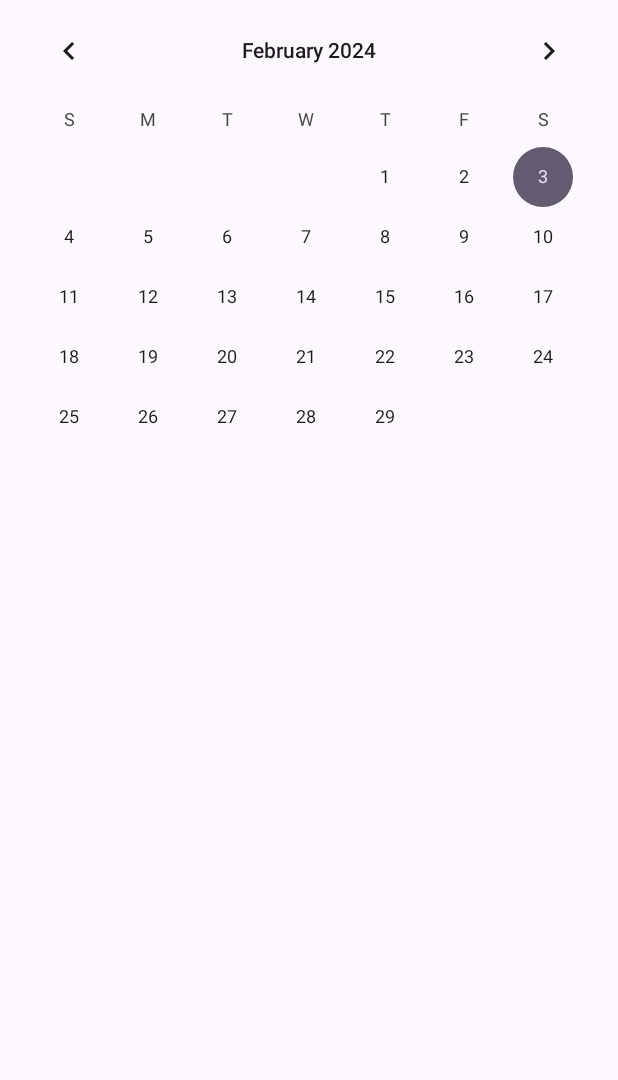
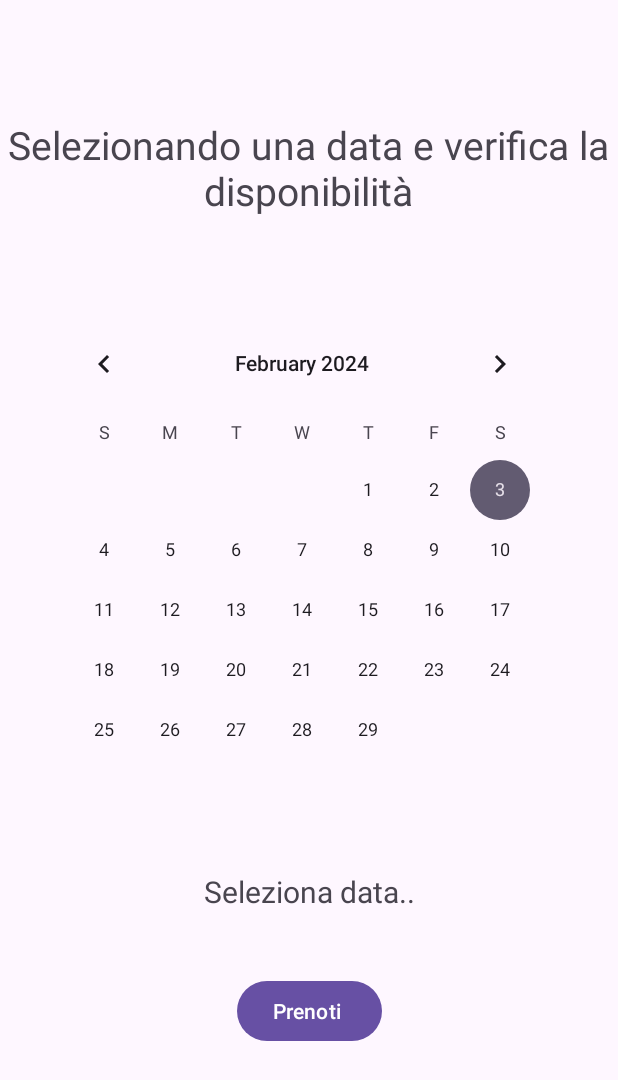
Before and after one commit to francesco-de-marco/HostApp, an Android app: the Main2Activity screen opened directly, with no data from a screen before it, on a phone screen of 412 x 824 dp. Shown: the top 1080 px of the screen. Run offline under Robolectric (Android 15) with nearby library versions, the phone set to English and light mode, and no system bars.

Commit message:
First commit

```diff
--- a/app/src/main/java/com/example/hostapp/LoginActivity.kt
+++ b/app/src/main/java/com/example/hostapp/LoginActivity.kt
@@ -70,7 +70,7 @@ class LoginActivity : AppCompatActivity() {
                         val passwordFromDB = snapshot.child(user).child("password").getValue(String::class.java)
                         if (passwordFromDB == userPassword) {
                             loginUser.error = null
-                            val intent = Intent(this@LoginActivity, MainActivity::class.java)
+                            val intent = Intent(this@LoginActivity, Main2Activity::class.java)
                             startActivity(intent)
                         } else {
                             loginPassword.error = "Credenziali Invalide"
--- a/app/src/main/res/layout/activity_main2.xml
+++ b/app/src/main/res/layout/activity_main2.xml
@@ -1,15 +1,64 @@
 <?xml version="1.0" encoding="utf-8"?>
-<LinearLayout
-    xmlns:android="http://schemas.android.com/apk/res/android"
+<androidx.constraintlayout.widget.ConstraintLayout xmlns:android="http://schemas.android.com/apk/res/android"
+    xmlns:app="http://schemas.android.com/apk/res-auto"
     xmlns:tools="http://schemas.android.com/tools"
-    xmlns:app="http://schemas.android.com/apk/res-auto"
+    android:id="@+id/linearLayout"
     android:layout_width="match_parent"
     android:layout_height="match_parent"
     tools:context=".Main2Activity">
 
+
+    <TextView
+        android:id="@+id/textView"
+        android:layout_width="411dp"
+        android:layout_height="70dp"
+        android:fontFamily="sans-serif"
+        android:gravity="center"
+        android:text="Selezionando una data e verifica la disponibilità"
+        android:textSize="26dp"
+        app:layout_constraintBottom_toBottomOf="parent"
+        app:layout_constraintEnd_toEndOf="parent"
+        app:layout_constraintHorizontal_bias="0.0"
+        app:layout_constraintStart_toStartOf="parent"
+        app:layout_constraintTop_toTopOf="parent"
+        app:layout_constraintVertical_bias="0.102" />
+
     <CalendarView
         android:id="@+id/calendarView"
+        android:layout_width="wrap_content"
+        android:layout_height="wrap_content"
+        app:layout_constraintBottom_toBottomOf="parent"
+        app:layout_constraintEnd_toEndOf="parent"
+        app:layout_constraintHorizontal_bias="0.428"
+        app:layout_constraintStart_toStartOf="parent"
+        app:layout_constraintTop_toTopOf="parent"
+        app:layout_constraintVertical_bias="0.43" />
+
+    <Button
+        android:id="@+id/prenotati"
+        android:layout_width="wrap_content"
+        android:layout_height="wrap_content"
+        android:onClick="openDataPiker"
+        android:text="Prenoti "
+        app:layout_constraintBottom_toBottomOf="parent"
+        app:layout_constraintEnd_toEndOf="parent"
+        app:layout_constraintStart_toStartOf="parent"
+        app:layout_constraintTop_toTopOf="parent"
+        app:layout_constraintVertical_bias="0.838" />
+
+    <TextView
+        android:id="@+id/dataPren"
         android:layout_width="match_parent"
-        android:layout_height="match_parent"/>
+        android:layout_height="40dp"
+        android:gravity="center"
+        android:text="Seleziona data.."
+        android:textSize="20dp"
+        app:layout_constraintBottom_toBottomOf="parent"
+        app:layout_constraintEnd_toEndOf="parent"
+        app:layout_constraintHorizontal_bias="0.0"
+        app:layout_constraintStart_toStartOf="parent"
+        app:layout_constraintTop_toTopOf="parent"
+        app:layout_constraintVertical_bias="0.733" />
 
-  </LinearLayout>
+
+</androidx.constraintlayout.widget.ConstraintLayout>
```
Also changed, not shown: app/src/main/java/com/example/hostapp/Main2Activity.kt (+39 -3 lines).
